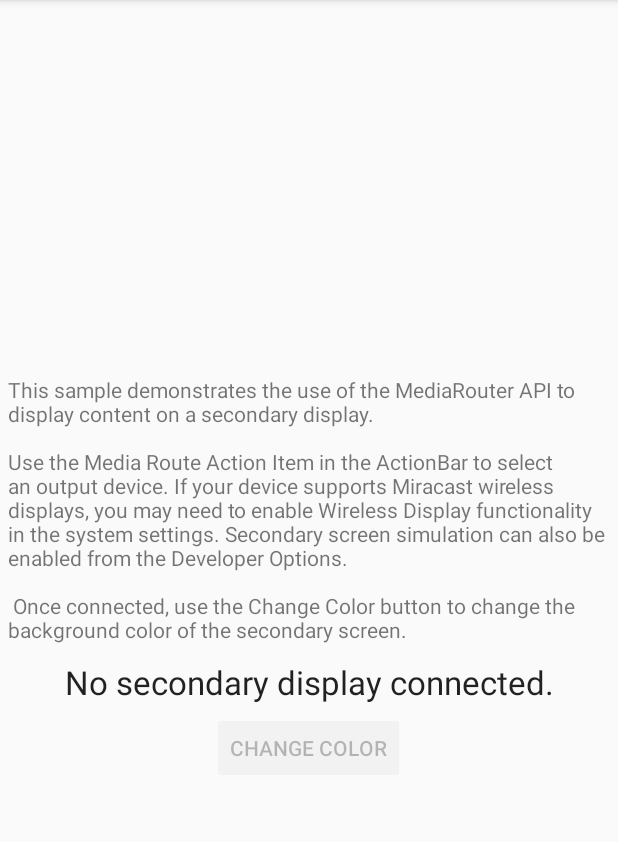
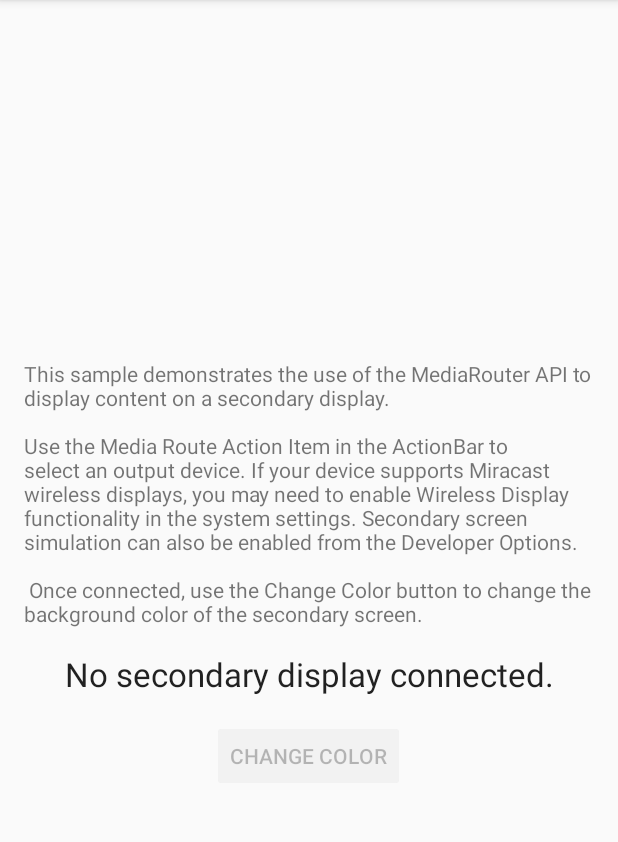
Before and after one commit to googlearchive/android-BasicMediaRouter, an Android app: the screen it shows after launch (MainActivity), on a phone screen of 412 x 824 dp, the part 84-926 px from its top. Run offline under Robolectric (Android 15) with nearby library versions, the phone set to English and light mode, and no system bars.

Commit message:
Auto-update

```diff
--- a/Application/build.gradle
+++ b/Application/build.gradle
@@ -5,7 +5,7 @@ buildscript {
     }
 
     dependencies {
-        classpath 'com.android.tools.build:gradle:2.2.3'
+        classpath 'com.android.tools.build:gradle:2.2.0'
     }
 }
 
@@ -32,7 +32,7 @@ List<String> dirs = [
 
 android {
     compileSdkVersion 25
-    buildToolsVersion "25.0.2"
+    buildToolsVersion "25.0.3"
 
     defaultConfig {
         minSdkVersion 17
--- a/Application/src/main/res/layout/sample_main.xml
+++ b/Application/src/main/res/layout/sample_main.xml
@@ -1,32 +1,51 @@
-<LinearLayout xmlns:android="http://schemas.android.com/apk/res/android"
+<?xml version="1.0" encoding="UTF-8"?>
+<!--
+ Copyright 2013 The Android Open Source Project
+
+ Licensed under the Apache License, Version 2.0 (the "License");
+ you may not use this file except in compliance with the License.
+ You may obtain a copy of the License at
+
+     http://www.apache.org/licenses/LICENSE-2.0
+
+ Unless required by applicable law or agreed to in writing, software
+ distributed under the License is distributed on an "AS IS" BASIS,
+ WITHOUT WARRANTIES OR CONDITIONS OF ANY KIND, either express or implied.
+ See the License for the specific language governing permissions and
+ limitations under the License.
+-->
+<LinearLayout
+    android:id="@+id/LinearLayout1"
+    xmlns:android="http://schemas.android.com/apk/res/android"
     xmlns:tools="http://schemas.android.com/tools"
-    android:id="@+id/LinearLayout1"
     android:layout_width="match_parent"
     android:layout_height="match_parent"
     android:gravity="center"
+    android:padding="@dimen/margin_small"
     android:orientation="vertical"
-    tools:context=".MainActivity" >
+    tools:context=".MainActivity">
 
     <TextView
-        android:layout_width="wrap_content"
+        android:layout_width="match_parent"
         android:layout_height="wrap_content"
-        android:padding="5dp"
-        android:text="@string/intro_message" />
+        android:layout_margin="@dimen/margin_small"
+        android:text="@string/intro_message"/>
 
     <TextView
         android:id="@+id/textStatus"
-        android:layout_width="wrap_content"
+        android:layout_width="match_parent"
         android:layout_height="wrap_content"
+        android:layout_margin="@dimen/margin_small"
         android:gravity="center"
         android:text="@string/secondary_notconnected"
-        android:textAppearance="?android:attr/textAppearanceLarge"
-        android:layout_margin="5dp" />
+        android:textAppearance="?android:attr/textAppearanceLarge"/>
 
     <Button
         android:id="@+id/button1"
         android:layout_width="wrap_content"
         android:layout_height="wrap_content"
+        android:layout_margin="@dimen/margin_small"
         android:enabled="false"
-        android:text="@string/change_color" />
+        android:text="@string/change_color"/>
 
 </LinearLayout>
--- a/Application/src/main/res/menu/main.xml
+++ b/Application/src/main/res/menu/main.xml
@@ -1,4 +1,5 @@
-<menu xmlns:android="http://schemas.android.com/apk/res/android" >
+<menu xmlns:android="http://schemas.android.com/apk/res/android"
+      xmlns:tools="http://schemas.android.com/tools">
 
     <!-- This ActionProvider is configured to  -->
     <item
@@ -7,6 +8,7 @@
         android:orderInCategory="1"
         android:showAsAction="always"
         android:title="@string/menu_present_to"
-        android:visible="true"/>
+        android:visible="true"
+        tools:ignore="AppCompatResource"/>
 
 </menu>
```
Also changed, not shown: gradle/wrapper/gradle-wrapper.properties, 1 other file.
